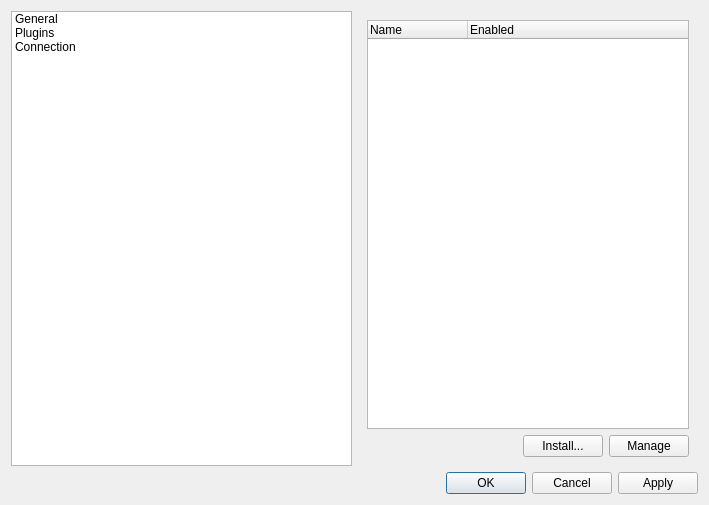
The window that Client/SettingsDialog.ui (OpenRcon/OpenRcon) describes before a commit, drawn with Qt 5.
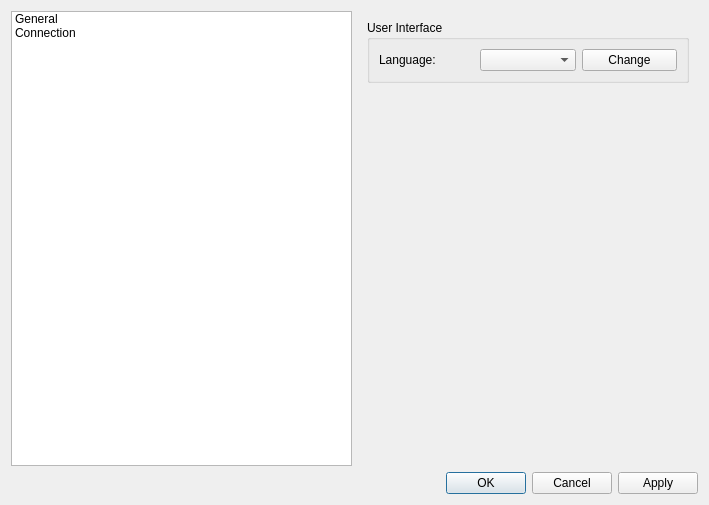
The same window after the commit.

Patch:
```diff
--- a/Client/SettingsDialog.ui
+++ b/Client/SettingsDialog.ui
@@ -21,11 +21,6 @@
        <string>General</string>
       </property>
      </item>
-     <item>
-      <property name="text">
-       <string>Plugins</string>
-      </property>
-     </item>
      <item>
       <property name="text">
        <string>Connection</string>
@@ -36,55 +31,52 @@
    <item row="0" column="1">
     <widget class="QStackedWidget" name="stackedWidget_st">
      <property name="currentIndex">
-      <number>1</number>
+      <number>0</number>
      </property>
-     <widget class="QWidget" name="page_st_general"/>
-     <widget class="QWidget" name="page_st_plugins">
-      <layout class="QGridLayout" name="gridLayout">
+     <widget class="QWidget" name="page_ge">
+      <layout class="QGridLayout" name="gridLayout_3">
        <item row="0" column="0">
-        <widget class="QTreeWidget" name="treeWidget_st_pl">
-         <column>
-          <property name="text">
-           <string>Name</string>
-          </property>
-         </column>
-         <column>
-          <property name="text">
-           <string>Enabled</string>
-          </property>
-         </column>
+        <widget class="QGroupBox" name="groupBox">
+         <property name="title">
+          <string>User Interface</string>
+         </property>
+         <layout class="QGridLayout" name="gridLayout">
+          <item row="0" column="2">
+           <widget class="QPushButton" name="pushButton_ge_language">
+            <property name="text">
+             <string>Change</string>
+            </property>
+           </widget>
+          </item>
+          <item row="0" column="1">
+           <widget class="QComboBox" name="comboBox_ge_language"/>
+          </item>
+          <item row="0" column="0">
+           <widget class="QLabel" name="label_ge_language">
+            <property name="text">
+             <string>Language:</string>
+            </property>
+           </widget>
+          </item>
+         </layout>
+         <zorder>comboBox_ge_language</zorder>
+         <zorder>comboBox_ge_language</zorder>
+         <zorder>pushButton_ge_language</zorder>
+         <zorder>label_ge_language</zorder>
         </widget>
        </item>
        <item row="1" column="0">
-        <layout class="QHBoxLayout" name="horizontalLayout_2">
-         <item>
-          <spacer name="horizontalSpacer">
-           <property name="orientation">
-            <enum>Qt::Horizontal</enum>
-           </property>
-           <property name="sizeHint" stdset="0">
-            <size>
-             <width>40</width>
-             <height>20</height>
-            </size>
-           </property>
-          </spacer>
-         </item>
-         <item>
-          <widget class="QPushButton" name="pushButton_st_pl_install">
-           <property name="text">
-            <string>Install...</string>
-           </property>
-          </widget>
-         </item>
-         <item>
-          <widget class="QPushButton" name="pushButton_st_pl_manage">
-           <property name="text">
-            <string>Manage</string>
-           </property>
-          </widget>
-         </item>
-        </layout>
+        <spacer name="verticalSpacer">
+         <property name="orientation">
+          <enum>Qt::Vertical</enum>
+         </property>
+         <property name="sizeHint" stdset="0">
+          <size>
+           <width>20</width>
+           <height>40</height>
+          </size>
+         </property>
+        </spacer>
        </item>
       </layout>
      </widget>
```
Left out of the diff: 11 changed lines with no effect on the pictures.
